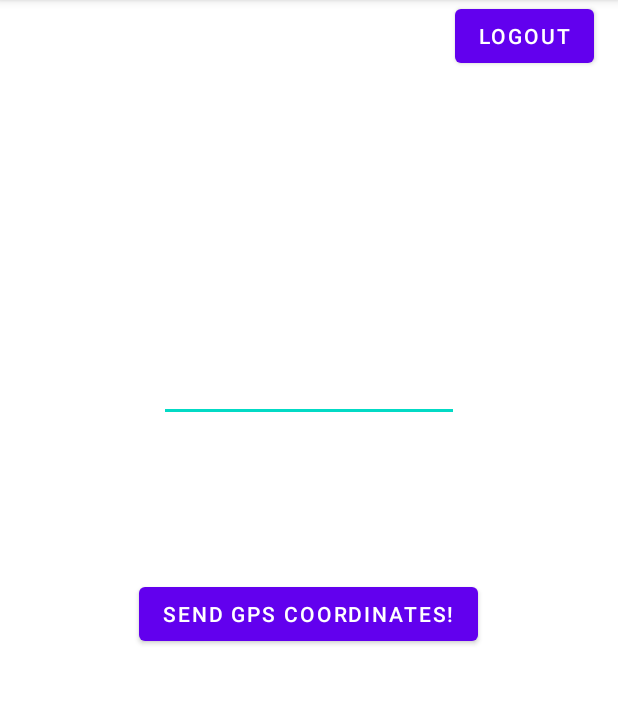
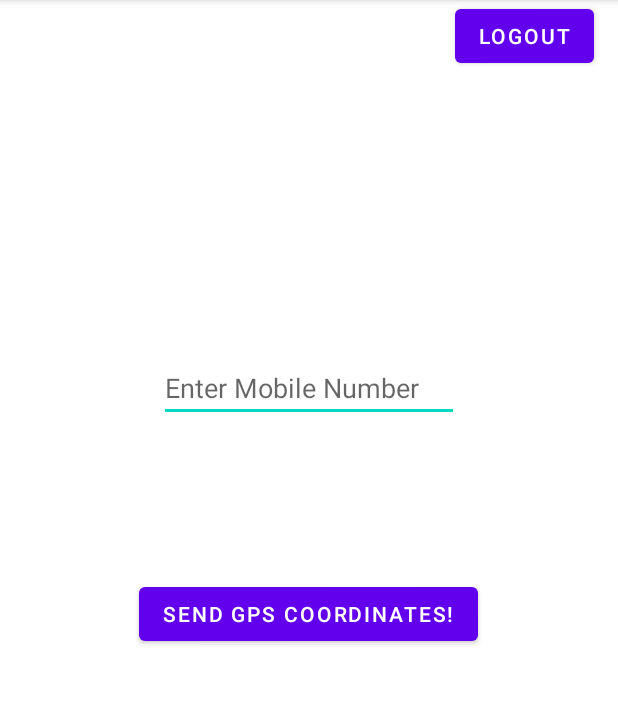
Before and after one commit to avaidya48/masAssignment, an Android app: the screen it shows after launch once a user with an empty profile is signed in (MainActivity), on a phone screen of 412 x 824 dp, the part 84-788 px from its top. Run offline under Robolectric (Android 15) with nearby library versions, the phone set to English and light mode, and no system bars; our stand-ins replace Firebase (no records; nobody signed in at launch, a user with empty details on screens opened directly).

Commit message:
Hint Text

```diff
--- a/app/src/main/res/layout/activity_main.xml
+++ b/app/src/main/res/layout/activity_main.xml
@@ -27,6 +27,7 @@
         android:layout_marginTop="188dp"
         android:ems="10"
         android:inputType="phone"
+        android:hint="Enter Mobile Number"
         app:layout_constraintEnd_toEndOf="parent"
         app:layout_constraintHorizontal_bias="0.5"
         app:layout_constraintStart_toStartOf="parent"
```
